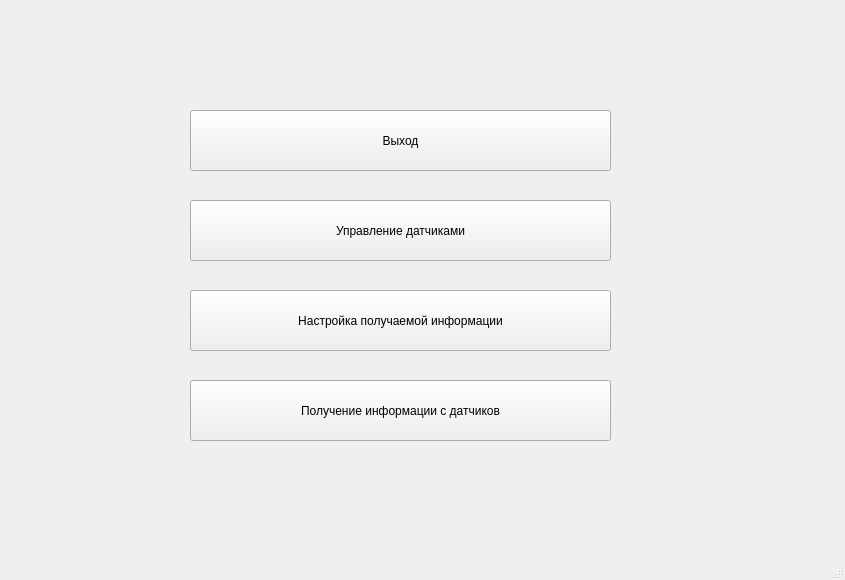
Qt form MWindow.ui (Max1Mcg/IoT_project) before a commit.
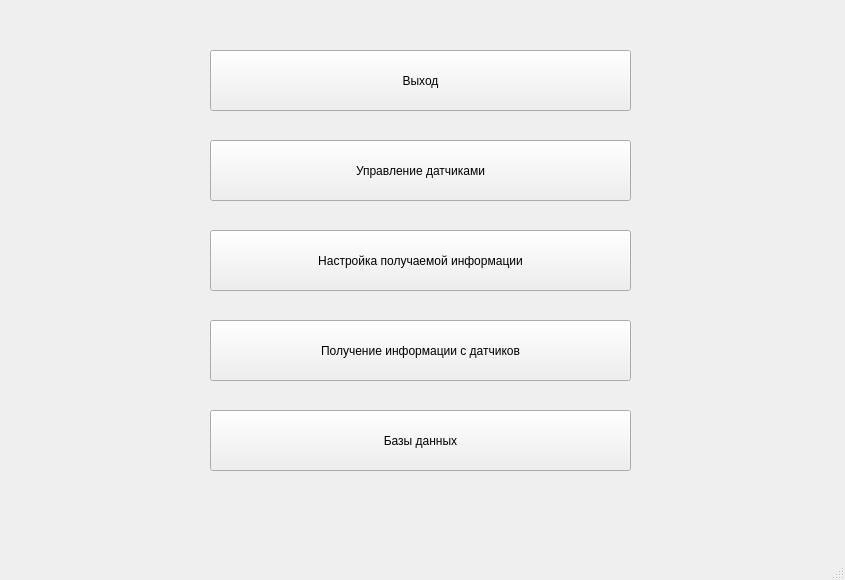
The same form after that commit.

What changed in the file:
```diff
--- a/MWindow.ui
+++ b/MWindow.ui
@@ -17,8 +17,8 @@
    <widget class="QPushButton" name="pushButton_2">
     <property name="geometry">
      <rect>
-      <x>190</x>
-      <y>200</y>
+      <x>210</x>
+      <y>140</y>
       <width>421</width>
       <height>61</height>
      </rect>
@@ -30,8 +30,8 @@
    <widget class="QPushButton" name="pushButton">
     <property name="geometry">
      <rect>
-      <x>190</x>
-      <y>110</y>
+      <x>210</x>
+      <y>50</y>
       <width>421</width>
       <height>61</height>
      </rect>
@@ -49,8 +49,8 @@
    <widget class="QPushButton" name="pushButton_3">
     <property name="geometry">
      <rect>
-      <x>190</x>
-      <y>290</y>
+      <x>210</x>
+      <y>230</y>
       <width>421</width>
       <height>61</height>
      </rect>
@@ -62,8 +62,8 @@
    <widget class="QPushButton" name="pushButton_4">
     <property name="geometry">
      <rect>
-      <x>190</x>
-      <y>380</y>
+      <x>210</x>
+      <y>320</y>
       <width>421</width>
       <height>61</height>
      </rect>
@@ -72,6 +72,19 @@
      <string>Получение информации с датчиков</string>
     </property>
    </widget>
+   <widget class="QPushButton" name="pushButton_6">
+    <property name="geometry">
+     <rect>
+      <x>210</x>
+      <y>410</y>
+      <width>421</width>
+      <height>61</height>
+     </rect>
+    </property>
+    <property name="text">
+     <string>Базы данных</string>
+    </property>
+   </widget>
   </widget>
   <widget class="QMenuBar" name="menubar">
    <property name="geometry">
```
